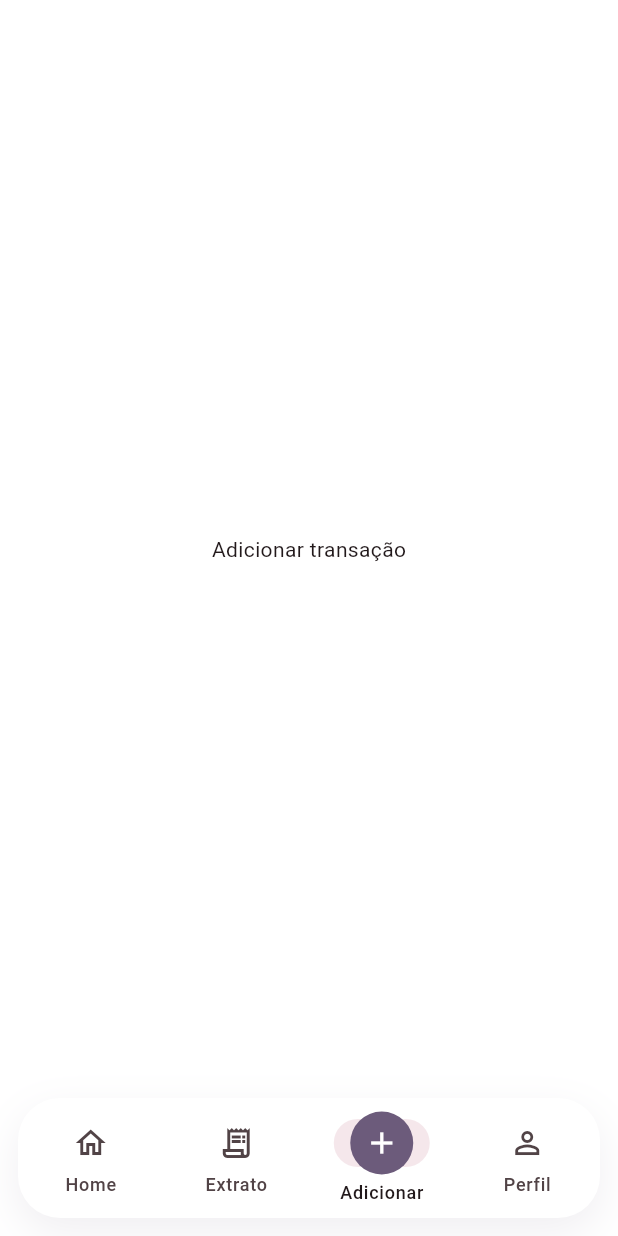
After one commit to mandi-tech/tc3-flutter-app, a Flutter app: the MainNavigationScreen screen opened by its route, item 3 of the bottom bar chosen, on a phone screen of 412 x 824 dp. The commit adds this screen. Run offline on Flutter 3.47's test engine with Material 3 defaults, Android fonts, the phone set to English and light mode, and no system bars; our stand-ins replace go_router; missing offline and left inert: storybook_flutter.

Commit message:
feat: cria navbar.

```diff
--- a/lib/app/router/app_router.dart
+++ b/lib/app/router/app_router.dart
@@ -1,5 +1,6 @@
 import 'package:flutter/material.dart';
 import 'package:go_router/go_router.dart';
+import 'package:tc3_flutter_app/features/navigation/presentation/screens/main_navigation_screen.dart';
 
 import '../../features/auth/presentation/screens/login_screen.dart';
 import '../../features/home/presentation/screens/home_screen.dart';
@@ -44,5 +45,9 @@ final appRouter = GoRouter(
       path: AppRoutes.splash,
       builder: (context, state) => const SplashScreen(),
     ),
+    GoRoute(
+      path: AppRoutes.main,
+      builder: (context, state) => const MainNavigationScreen(),
+    ),
   ],
 );
--- a/lib/app/router/app_routes.dart
+++ b/lib/app/router/app_routes.dart
@@ -3,4 +3,5 @@ class AppRoutes {
   static const login = '/login';
   static const register = '/register';
   static const home = '/home';
+  static const main = '/main';
 }
--- /dev/null
+++ b/lib/features/add_transaction/presentation/screens/add_transaction_screen.dart
@@ -0,0 +1,14 @@
+import 'package:flutter/material.dart';
+
+class AddTransactionScreen extends StatelessWidget {
+  const AddTransactionScreen({super.key});
+
+  @override
+  Widget build(BuildContext context) {
+    return const Scaffold(
+      body: Center(
+        child: Text('Adicionar transação'),
+      ),
+    );
+  }
+}
--- a/lib/features/auth/presentation/widgets/login_form.dart
+++ b/lib/features/auth/presentation/widgets/login_form.dart
@@ -47,7 +47,7 @@ class _LoginFormState extends State<LoginForm> {
       _isLoading = false;
     });
 
-    context.pushPage(AppRoutes.home);
+    context.pushPage(AppRoutes.main);
   }
 
   @override
--- /dev/null
+++ b/lib/features/navigation/domain/navigation_tab.dart
@@ -0,0 +1,56 @@
+import 'package:flutter/material.dart';
+
+enum NavigationTab {
+  home,
+  transactions,
+  add,
+  profile,
+}
+
+extension NavigationTabExtension on NavigationTab {
+
+  String get label {
+    switch (this) {
+      case NavigationTab.home:
+        return 'Home';
+      case NavigationTab.transactions:
+        return 'Extrato';
+      case NavigationTab.add:
+        return 'Adicionar';
+      case NavigationTab.profile:
+        return 'Perfil';
+    }
+  }
+
+  IconData get icon {
+    switch (this) {
+      case NavigationTab.home:
+        return Icons.home_outlined;
+
+      case NavigationTab.transactions:
+        return Icons.receipt_long_outlined;
+
+      case NavigationTab.add:
+        return Icons.add;
+
+      case NavigationTab.profile:
+        return Icons.person_outline;
+    }
+  }
+
+  IconData get selectedIcon {
+    switch (this) {
+      case NavigationTab.home:
+        return Icons.home_rounded;
+
+      case NavigationTab.transactions:
+        return Icons.receipt_long_rounded;
+
+      case NavigationTab.add:
+        return Icons.add;
+
+      case NavigationTab.profile:
+        return Icons.person;
+    }
+  }
+}
--- /dev/null
+++ b/lib/features/navigation/presentation/screens/main_navigation_screen.dart
@@ -0,0 +1,47 @@
+import 'package:flutter/material.dart';
+
+import '../../../add_transaction/presentation/screens/add_transaction_screen.dart';
+import '../../../home/presentation/screens/home_screen.dart';
+import '../../../profile/presentation/screens/profile_screen.dart';
+import '../../../transactions/presentation/screens/transactions_screen.dart';
+import '../../domain/navigation_tab.dart';
+import '../widgets/main_navigation_bar.dart';
+
+class MainNavigationScreen extends StatefulWidget {
+  const MainNavigationScreen({super.key});
+
+  @override
+  State<MainNavigationScreen> createState() => _MainNavigationScreenState();
+}
+
+class _MainNavigationScreenState extends State<MainNavigationScreen> {
+
+  NavigationTab _currentTab = NavigationTab.home;
+
+  late final Map<NavigationTab, Widget> _pages = {
+    NavigationTab.home: const HomeScreen(),
+    NavigationTab.transactions: const TransactionsScreen(),
+    NavigationTab.add: const AddTransactionScreen(),
+    NavigationTab.profile: const ProfileScreen(),
+  };
+
+  void _onTabSelected(NavigationTab tab) {
+    setState(() {
+      _currentTab = tab;
+    });
+  }
+
+  @override
+  Widget build(BuildContext context) {
+    return Scaffold(
+      body: IndexedStack(
+        index: NavigationTab.values.indexOf(_currentTab),
+        children: _pages.values.toList(),
+      ),
+      bottomNavigationBar: MainNavigationBar(
+        currentTab: _currentTab,
+        onTabSelected: _onTabSelected,
+      ),
+    );
+  }
+}
--- /dev/null
+++ b/lib/features/navigation/presentation/widgets/main_navigation_bar.dart
@@ -0,0 +1,90 @@
+import 'package:flutter/material.dart';
+
+import '../../../../shared/design_system/tokens/app_colors.dart';
+import '../../../../shared/design_system/tokens/app_spacing.dart';
+import '../../domain/navigation_tab.dart';
+
+class MainNavigationBar extends StatelessWidget {
+  final NavigationTab currentTab;
+  final ValueChanged<NavigationTab> onTabSelected;
+
+  const MainNavigationBar({
+    super.key,
+    required this.currentTab,
+    required this.onTabSelected,
+  });
+
+  @override
+  Widget build(BuildContext context) {
+
+    final tabs = NavigationTab.values;
+
+    return SafeArea(
+      top: false,
+      child: Padding(
+        padding: const EdgeInsets.fromLTRB(
+          AppSpacing.md,
+          0,
+          AppSpacing.md,
+          AppSpacing.md,
+        ),
+        child: Container(
+          decoration: BoxDecoration(
+            color: AppColors.surface,
+            borderRadius: BorderRadius.circular(28),
+            boxShadow: [
+              BoxShadow(
+                color: AppColors.secondary.withOpacity(0.10),
+                blurRadius: 24,
+                offset: const Offset(0, 10),
+              ),
+            ],
+          ),
+          child: NavigationBar(
+            selectedIndex: tabs.indexOf(currentTab),
+
+            onDestinationSelected: (index) {
+              onTabSelected(tabs[index]);
+            },
+
+            backgroundColor: Colors.transparent,
+            shadowColor: Colors.transparent,
+            surfaceTintColor: Colors.transparent,
+            indicatorColor: AppColors.primary.withOpacity(0.16),
+
+            destinations: tabs.map((tab) {
+              final isAdd = tab == NavigationTab.add;
+
+              return NavigationDestination(
+                icon: isAdd
+                    ? _buildAddButton()
+                    : Icon(tab.icon),
+
+                selectedIcon: isAdd
+                    ? _buildAddButton(selected: true)
+                    : Icon(tab.selectedIcon),
+
+                label: tab.label,
+              );
+            }).toList(),
+          ),
+        ),
+      ),
+    );
+  }
+
+  Widget _buildAddButton({bool selected = false}) {
+    return Container(
+      width: 42,
+      height: 42,
+      decoration: BoxDecoration(
+        color: selected ? AppColors.secondary : AppColors.primary,
+        shape: BoxShape.circle,
+      ),
+      child: const Icon(
+        Icons.add,
+        color: Colors.white,
+      ),
+    );
+  }
+}
```
Also changed, not shown: lib/features/profile/presentation/screens/profile_screen.dart (added, +14 -0 lines), lib/features/transactions/presentation/screens/transactions_screen.dart (added, +14 -0 lines).
